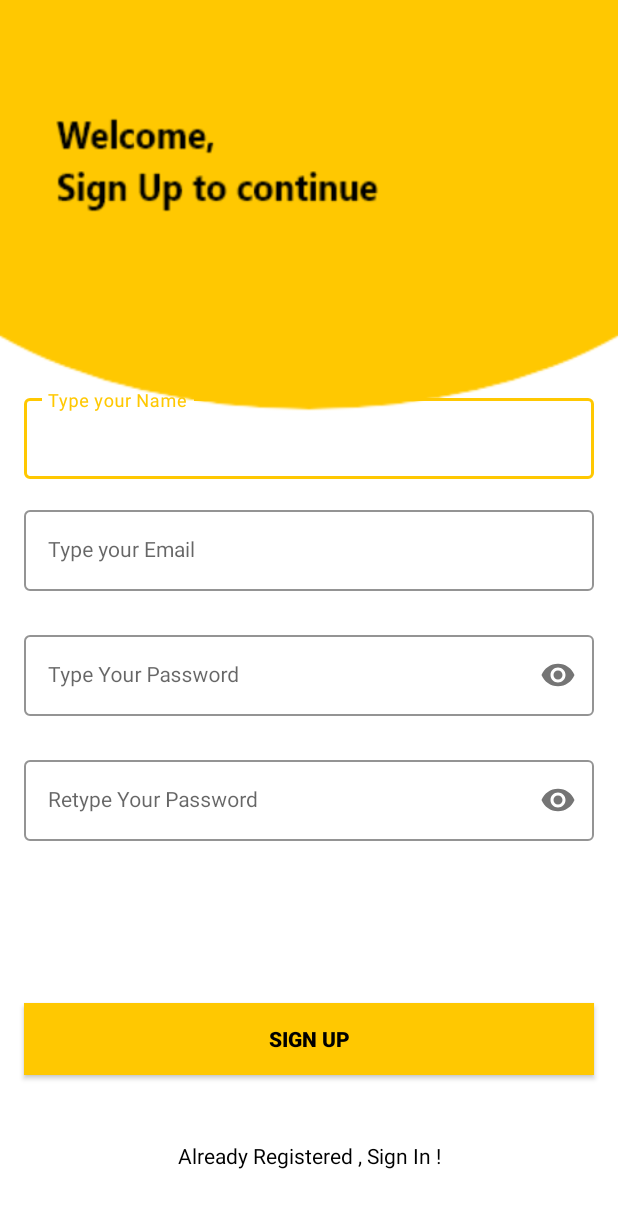
After one commit to karansaggoo/TouristGuide, an Android app: the layout activity_sign_up.xml on its own in the app's theme, with its tools: preview values and no code run, on a phone screen of 412 x 824 dp. The commit adds this screen. Shown: the top 1208 px of the screen. Run offline under Robolectric (Android 15) with nearby library versions, the phone set to English and light mode, and no system bars.

Commit message:
TG-3 signUp screen with firebase connection

```diff
--- /dev/null
+++ b/app/src/main/res/layout/activity_sign_up.xml
@@ -0,0 +1,129 @@
+<?xml version="1.0" encoding="utf-8"?>
+<androidx.constraintlayout.widget.ConstraintLayout xmlns:android="http://schemas.android.com/apk/res/android"
+    xmlns:app="http://schemas.android.com/apk/res-auto"
+    xmlns:tools="http://schemas.android.com/tools"
+    android:layout_width="match_parent"
+    android:layout_height="match_parent"
+    android:background="@drawable/signup_screen"
+    tools:context=".SignUpActivity">
+
+    <com.google.android.material.textfield.TextInputLayout
+        android:id="@+id/nameLayout"
+        style="@style/LoginTextInputOuterFieldStyle"
+        android:layout_width="match_parent"
+        android:layout_height="wrap_content"
+        android:layout_marginHorizontal="16dp"
+        android:layout_marginTop="260dp"
+        app:boxStrokeColor="@color/yellow"
+        app:hintTextColor="@color/yellow"
+        app:layout_constraintEnd_toEndOf="parent"
+        app:layout_constraintHorizontal_bias="0.5"
+        app:layout_constraintStart_toStartOf="parent"
+        app:layout_constraintTop_toTopOf="parent">
+
+        <com.google.android.material.textfield.TextInputEditText
+            android:id="@+id/nameEt"
+            style="@style/LoginTextInputInnerFieldStyle"
+            android:layout_width="match_parent"
+            android:layout_height="wrap_content"
+            android:hint="Type your Name"
+            android:inputType="textEmailAddress" />
+    </com.google.android.material.textfield.TextInputLayout>
+    <com.google.android.material.textfield.TextInputLayout
+        android:id="@+id/emailLayout"
+        style="@style/LoginTextInputOuterFieldStyle"
+        android:layout_width="match_parent"
+        android:layout_height="wrap_content"
+        android:layout_marginHorizontal="16dp"
+
+        app:boxStrokeColor="@color/yellow"
+        app:hintTextColor="@color/yellow"
+        app:layout_constraintEnd_toEndOf="parent"
+        app:layout_constraintHorizontal_bias="0.5"
+        app:layout_constraintStart_toStartOf="parent"
+        app:layout_constraintTop_toBottomOf="@id/nameLayout">
+
+        <com.google.android.material.textfield.TextInputEditText
+            android:id="@+id/emailEt"
+            style="@style/LoginTextInputInnerFieldStyle"
+            android:layout_width="match_parent"
+            android:layout_height="wrap_content"
+            android:hint="Type your Email"
+            android:inputType="textEmailAddress" />
+    </com.google.android.material.textfield.TextInputLayout>
+
+    <com.google.android.material.textfield.TextInputLayout
+        android:id="@+id/passwordLayout"
+        style="@style/LoginTextInputOuterFieldStyle"
+        android:layout_width="match_parent"
+        android:layout_height="wrap_content"
+        android:layout_marginHorizontal="16dp"
+        android:layout_marginTop="24dp"
+        app:boxStrokeColor="@color/yellow"
+        app:hintTextColor="@color/yellow"
+        app:layout_constraintEnd_toEndOf="parent"
+        app:layout_constraintHorizontal_bias="0.5"
+        app:layout_constraintStart_toStartOf="parent"
+        app:layout_constraintTop_toBottomOf="@id/emailLayout"
+        app:passwordToggleEnabled="true">
+
+        <com.google.android.material.textfield.TextInputEditText
+            android:id="@+id/passET"
+            style="@style/LoginTextInputInnerFieldStyle"
+            android:layout_width="match_parent"
+            android:layout_height="wrap_content"
+            android:hint="Type Your Password"
+            android:inputType="textPassword" />
+    </com.google.android.material.textfield.TextInputLayout>
+
+    <com.google.android.material.textfield.TextInputLayout
+        android:id="@+id/confirmPasswordLayout"
+        style="@style/LoginTextInputOuterFieldStyle"
+        android:layout_width="match_parent"
+        android:layout_height="wrap_content"
+        android:layout_marginHorizontal="16dp"
+        android:layout_marginTop="24dp"
+        app:boxStrokeColor="@color/yellow"
+        app:hintTextColor="@color/yellow"
+        app:layout_constraintEnd_toEndOf="parent"
+        app:layout_constraintHorizontal_bias="0.5"
+        app:layout_constraintStart_toStartOf="parent"
+        app:layout_constraintTop_toBottomOf="@id/passwordLayout"
+        app:passwordToggleEnabled="true">
+
+        <com.google.android.material.textfield.TextInputEditText
+            android:id="@+id/confirmPassEt"
+            style="@style/LoginTextInputInnerFieldStyle"
+            android:layout_width="match_parent"
+            android:layout_height="wrap_content"
+            android:hint="Retype Your Password"
+            android:inputType="textPassword" />
+    </com.google.android.material.textfield.TextInputLayout>
+
+    <androidx.appcompat.widget.AppCompatButton
+        android:id="@+id/signUp_button"
+        android:layout_width="0dp"
+        android:layout_height="wrap_content"
+        android:layout_marginHorizontal="16dp"
+        android:background="@color/yellow"
+        android:text="Sign Up"
+        android:textColor="@color/black"
+        android:textStyle="bold"
+        app:layout_constraintBottom_toBottomOf="parent"
+        app:layout_constraintEnd_toEndOf="parent"
+        app:layout_constraintHorizontal_bias="0.5"
+        app:layout_constraintStart_toStartOf="parent"
+        app:layout_constraintTop_toBottomOf="@+id/confirmPasswordLayout" />
+    <TextView
+        android:id="@+id/signIn_in_signUp"
+        android:layout_width="wrap_content"
+        android:layout_height="wrap_content"
+        android:textColor="@color/black"
+        android:text="Already Registered , Sign In !"
+        app:layout_constraintBottom_toBottomOf="parent"
+        app:layout_constraintEnd_toEndOf="parent"
+        app:layout_constraintHorizontal_bias="0.5"
+        app:layout_constraintStart_toStartOf="parent"
+        app:layout_constraintTop_toBottomOf="@+id/signUp_button" />
+
+</androidx.constraintlayout.widget.ConstraintLayout>
--- a/app/src/main/res/values/colors.xml
+++ b/app/src/main/res/values/colors.xml
@@ -7,4 +7,6 @@
     <color name="teal_700">#FF018786</color>
     <color name="black">#FF000000</color>
     <color name="white">#FFFFFFFF</color>
+    <color name="yellow">#FFC801</color>
+    <color name="orange">#ffa500</color>
 </resources>
--- a/app/src/main/res/values/themes.xml
+++ b/app/src/main/res/values/themes.xml
@@ -2,7 +2,7 @@
     <!-- Base application theme. -->
     <style name="Theme.TouristGuide" parent="Theme.MaterialComponents.DayNight.DarkActionBar">
         <!-- Primary brand color. -->
-        <item name="colorPrimary">@color/purple_500</item>
+        <item name="colorPrimary">@color/yellow</item>
         <item name="colorPrimaryVariant">@color/purple_700</item>
         <item name="colorOnPrimary">@color/white</item>
         <!-- Secondary brand color. -->
@@ -10,7 +10,23 @@
         <item name="colorSecondaryVariant">@color/teal_700</item>
         <item name="colorOnSecondary">@color/black</item>
         <!-- Status bar color. -->
-        <item name="android:statusBarColor">?attr/colorPrimaryVariant</item>
+        <item name="android:statusBarColor" tools:targetApi="l">@color/yellow</item>
         <!-- Customize your theme here. -->
     </style>
+    <style name="LoginTextInputOuterFieldStyle" parent="Widget.MaterialComponents.TextInputLayout.OutlinedBox">
+        <item name="android:layout_width">match_parent</item>
+        <item name="android:layout_height">wrap_content</item>
+        <item name="android:layout_marginTop">15dp</item>
+        <item name="android:layout_marginBottom">15dp</item>
+    </style>
+
+    <style name="LoginTextInputInnerFieldStyle" parent="Widget.MaterialComponents.TextInputLayout.OutlinedBox">
+        <item name="android:layout_width">match_parent</item>
+        <item name="android:layout_height">wrap_content</item>
+        <item name="android:textColor">@color/black</item>
+        <item name="android:textColorHint">@color/black</item>
+        <item name="android:maxLines">1</item>
+        <item name="android:textSize">14sp</item>
+        <item name="android:singleLine">true</item>
+    </style>
 </resources>
```
Also changed, not shown: app/src/main/AndroidManifest.xml (+7 -0 lines), app/src/main/java/com/example/touristguide/SignUpActivity.kt (added, +113 -0 lines), app/src/main/java/com/example/touristguide/model/User.kt (added, +9 -0 lines), app/src/main/java/com/example/touristguide/model/UserRepository.kt (added, +108 -0 lines), app/src/main/res/drawable-v24/border.xml (added, +16 -0 lines), app/src/main/res/drawable-v24/border2.xml (added, +17 -0 lines), app/src/main/res/drawable-v24/cafe.png (added), app/src/main/res/drawable-v24/food.png (added), app/src/main/res/drawable-v24/fun.png (added), app/src/main/res/drawable-v24/home_screen.png (added), app/src/main/res/drawable-v24/hospital.png (added), app/src/main/res/drawable-v24/image.png (added), app/src/main/res/drawable-v24/libary.png (added), app/src/main/res/drawable-v24/shop.png (added), 2 more files.
